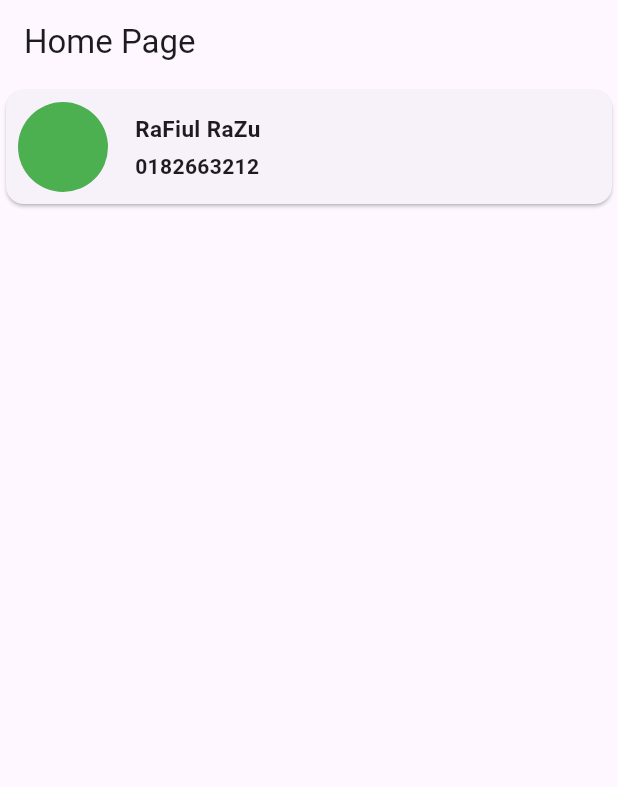
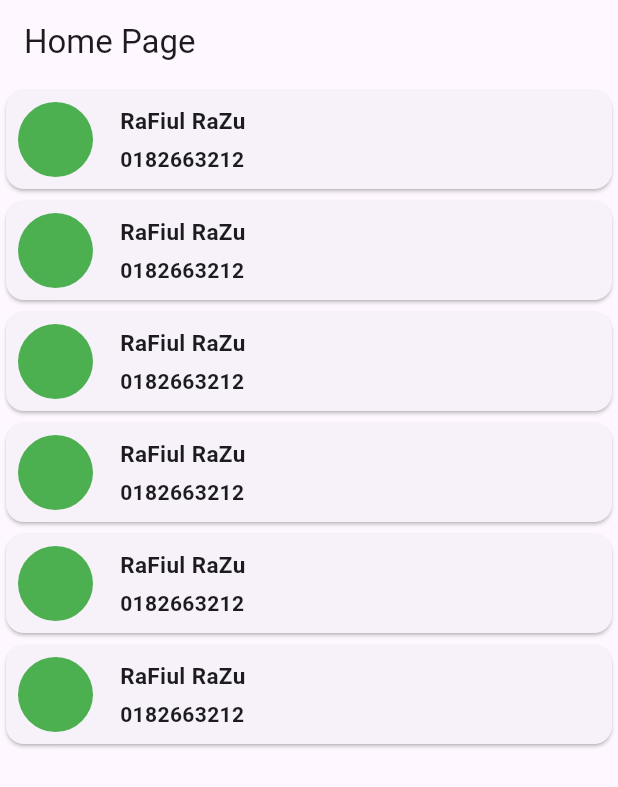
Before and after one commit to RaFiuL-RaZu/app_create2, a Flutter app: the screen it shows after launch, on a phone screen of 412 x 824 dp. Shown: the top 787 px of the screen. Run offline on Flutter 3.47's test engine with Material 3 defaults, Android fonts, the phone set to English and light mode, and no system bars.

Commit message:
innit commit

```diff
--- a/lib/main.dart
+++ b/lib/main.dart
@@ -32,13 +32,106 @@ class HomeScren extends StatelessWidget {
       ),
       body:ListView(
        children: [
+         ContactCard(),
          Card(
            child: Row(
              children: [
                Padding(
                  padding: const EdgeInsets.all(8.0),
                  child: CircleAvatar(
-                   radius: 30,
+                   radius: 25,
+                   backgroundColor: Colors.green,
+                 ),
+               ),
+               SizedBox(width: 10,),
+               Column(
+                 crossAxisAlignment: CrossAxisAlignment.start,
+                 children: [
+                   Text("RaFiul RaZu",style: TextStyle(fontSize: 15,fontWeight: FontWeight.w700),),
+                   SizedBox(height: 5),
+                   Text("0182663212",style: TextStyle(fontWeight: FontWeight.w600),),
+                 ],
+               ),
+             ],
+           ),
+
+         ),
+         Card(
+           child: Row(
+             children: [
+               Padding(
+                 padding: const EdgeInsets.all(8.0),
+                 child: CircleAvatar(
+                   radius: 25,
+                   backgroundColor: Colors.green,
+                 ),
+               ),
+               SizedBox(width: 10,),
+               Column(
+                 crossAxisAlignment: CrossAxisAlignment.start,
+                 children: [
+                   Text("RaFiul RaZu",style: TextStyle(fontSize: 15,fontWeight: FontWeight.w700),),
+                   SizedBox(height: 5),
+                   Text("0182663212",style: TextStyle(fontWeight: FontWeight.w600),),
+                 ],
+               ),
+             ],
+           ),
+
+         ),
+         Card(
+           child: Row(
+             children: [
+               Padding(
+                 padding: const EdgeInsets.all(8.0),
+                 child: CircleAvatar(
+                   radius: 25,
+                   backgroundColor: Colors.green,
+                 ),
+               ),
+               SizedBox(width: 10,),
+               Column(
+                 crossAxisAlignment: CrossAxisAlignment.start,
+                 children: [
+                   Text("RaFiul RaZu",style: TextStyle(fontSize: 15,fontWeight: FontWeight.w700),),
+                   SizedBox(height: 5),
+                   Text("0182663212",style: TextStyle(fontWeight: FontWeight.w600),),
+                 ],
+               ),
+             ],
+           ),
+
+         ),
+         Card(
+           child: Row(
+             children: [
+               Padding(
+                 padding: const EdgeInsets.all(8.0),
+                 child: CircleAvatar(
+                   radius: 25,
+                   backgroundColor: Colors.green,
+                 ),
+               ),
+               SizedBox(width: 10,),
+               Column(
+                 crossAxisAlignment: CrossAxisAlignment.start,
+                 children: [
+                   Text("RaFiul RaZu",style: TextStyle(fontSize: 15,fontWeight: FontWeight.w700),),
+                   SizedBox(height: 5),
+                   Text("0182663212",style: TextStyle(fontWeight: FontWeight.w600),),
+                 ],
+               ),
+             ],
+           ),
+
+         ),
+         Card(
+           child: Row(
+             children: [
+               Padding(
+                 padding: const EdgeInsets.all(8.0),
+                 child: CircleAvatar(
+                   radius: 25,
                    backgroundColor: Colors.green,
                  ),
                ),
@@ -60,3 +153,36 @@ class HomeScren extends StatelessWidget {
     );
   }
 }
+
+class ContactCard extends StatelessWidget {
+  const ContactCard({
+    Key? key,
+  }) : super(key: key);
+
+  @override
+  Widget build(BuildContext context) {
+    return Card(
+      child: Row(
+        children: [
+          Padding(
+            padding: const EdgeInsets.all(8.0),
+            child: CircleAvatar(
+              radius: 25,
+              backgroundColor: Colors.green,
+            ),
+          ),
+          SizedBox(width: 10,),
+          Column(
+            crossAxisAlignment: CrossAxisAlignment.start,
+            children: [
+              Text("RaFiul RaZu",style: TextStyle(fontSize: 15,fontWeight: FontWeight.w700),),
+              SizedBox(height: 5),
+              Text("0182663212",style: TextStyle(fontWeight: FontWeight.w600),),
+            ],
+          ),
+        ],
+      ),
+
+    );
+  }
+}
```
